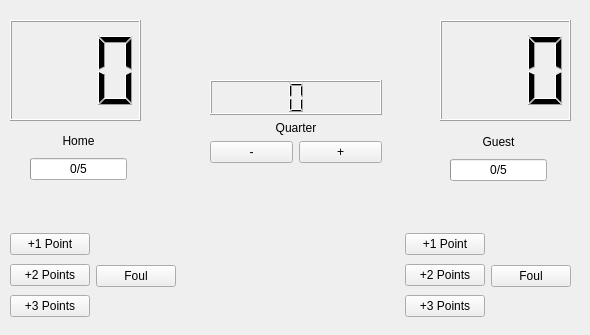
First picture: the form in MyForm.ui, repository mrccasals/BasketScore, before the edit.
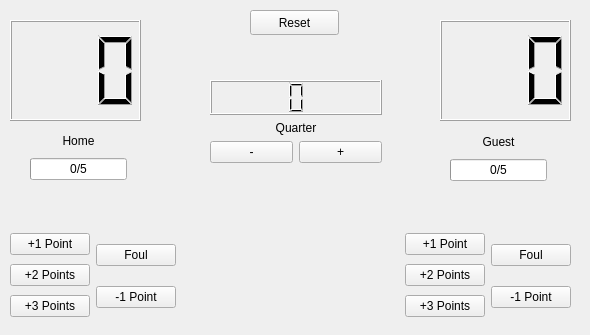
Second picture: the form after the edit. Custom widgets are drawn as their Qt base class.

Commit message: Added colors at the scoreboard to distinguish which team is being used. Added key function to pass quarters and add fouls. Added reset button.

Diff of the .ui file:
```diff
--- a/MyForm.ui
+++ b/MyForm.ui
@@ -227,6 +227,13 @@
           </property>
          </widget>
         </item>
+        <item>
+         <widget class="QPushButton" name="pushButton_12">
+          <property name="text">
+           <string>-1 Point</string>
+          </property>
+         </widget>
+        </item>
        </layout>
       </item>
      </layout>
@@ -280,12 +287,32 @@
           </property>
          </widget>
         </item>
+        <item>
+         <widget class="QPushButton" name="pushButton_13">
+          <property name="text">
+           <string>-1 Point</string>
+          </property>
+         </widget>
+        </item>
        </layout>
       </item>
      </layout>
     </item>
    </layout>
   </widget>
+  <widget class="QPushButton" name="pushButton_11">
+   <property name="geometry">
+    <rect>
+     <x>250</x>
+     <y>10</y>
+     <width>89</width>
+     <height>25</height>
+    </rect>
+   </property>
+   <property name="text">
+    <string>Reset</string>
+   </property>
+  </widget>
   <zorder>layoutWidget</zorder>
   <zorder>lcdNumber</zorder>
   <zorder>lcdNumber_2</zorder>
```
Left out of the diff: 388 changed lines with no effect on the pictures. The commit also changes 6 other files.
